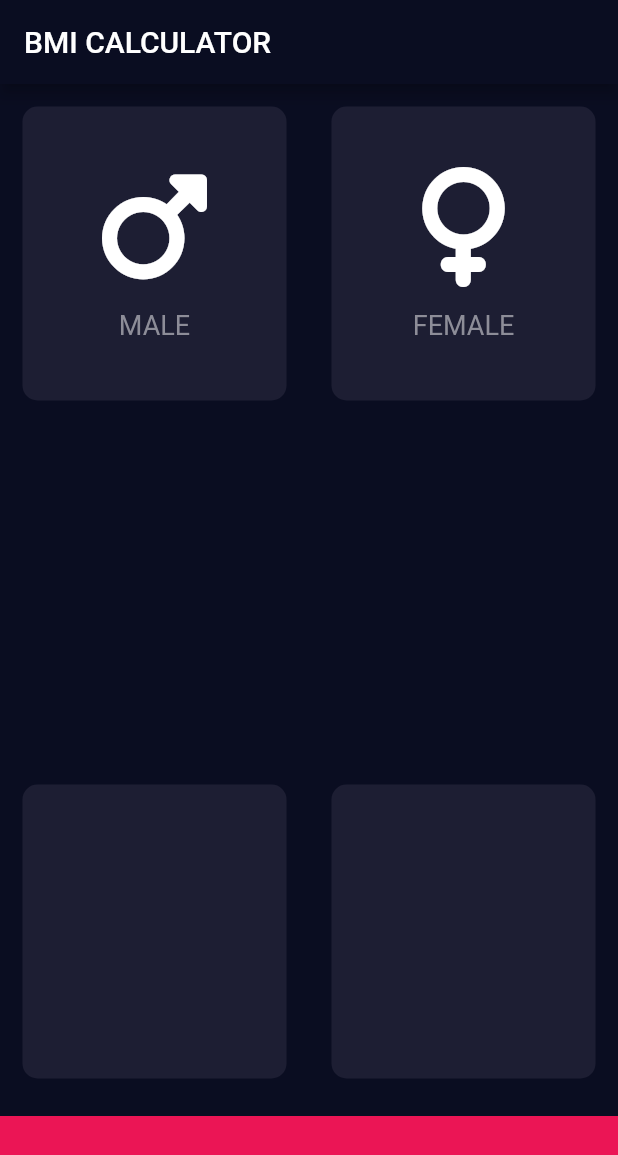
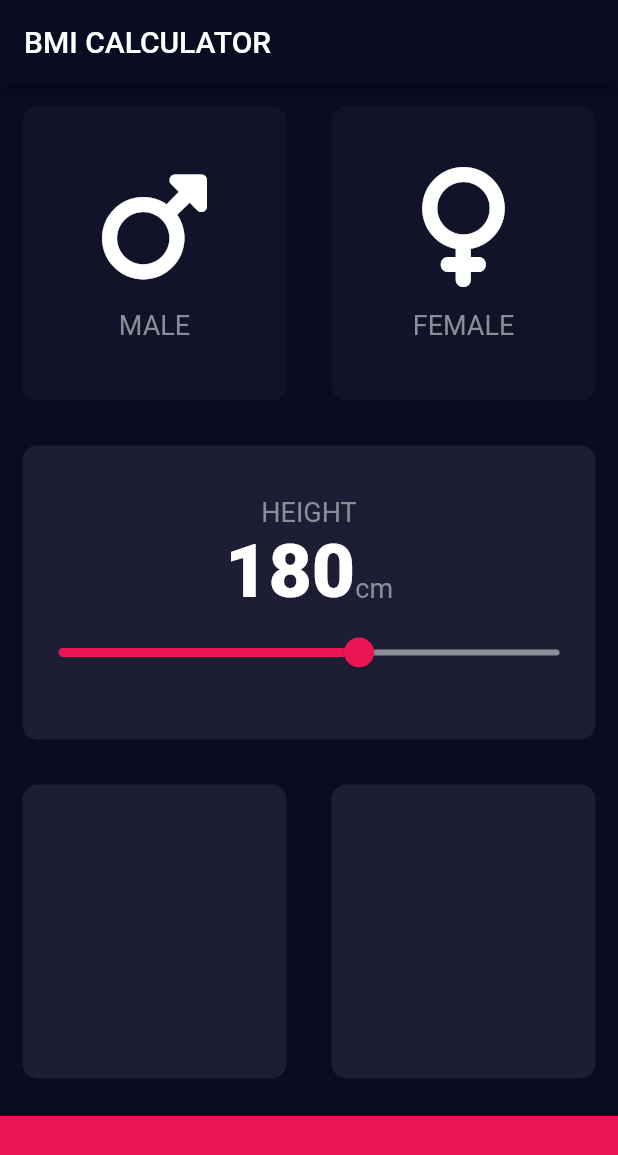
Before and after one commit to kristjansig1983/bmi_calculator, a Flutter app: the screen it shows after launch, on a phone screen of 412 x 824 dp. Shown: the top 1155 px of the screen. Run offline on Flutter 3.47's test engine with Material 2 defaults, Android fonts, the phone set to English and light mode, and no system bars; our stand-ins replace font_awesome_flutter.

Commit message:
Slider added
Added slider and active color change.

```diff
--- /dev/null
+++ b/lib/constants.dart
@@ -0,0 +1,17 @@
+import 'package:flutter/material.dart';
+const kLabelTextStyle = TextStyle(
+  fontSize: 18.0,
+  color: Color(0xFF8D8D98),
+);
+
+// name starts with k for constants
+const kBottomContainerHeight = 80.0;
+//color for the 5 containers
+const kActiveCardColor = Color(0xFF1d1E33);
+const kInactiveCardColor = Color(0xFF111328);
+const kBottomContainerColor = Color(0xFFEB1555);
+
+const kNumberTextStyle = TextStyle(
+  fontSize: 50.0,
+  fontWeight: FontWeight.w900,
+);
--- a/lib/icon_content.dart
+++ b/lib/icon_content.dart
@@ -1,9 +1,6 @@
 import 'package:flutter/material.dart';
+import 'constants.dart';
 
-const labelTextStyle = TextStyle(
-fontSize: 18.0,
-color: Color(0xFF8D8D98),
-);
 
 class IconContent extends StatelessWidget {
   IconContent({required this.icon, required this.label});
@@ -25,7 +22,7 @@ class IconContent extends StatelessWidget {
         ),
         Text(
           label,
-          style: labelTextStyle,
+          style: kLabelTextStyle,
         ),
       ],
     );
--- a/lib/imput_page.dart
+++ /dev/null
@@ -1,84 +0,0 @@
-import 'package:flutter/material.dart';
-import 'package:font_awesome_flutter/font_awesome_flutter.dart';
-import 'icon_content.dart';
-import 'reusable_card.dart';
-
-const bottomContainerHeight = 80.0;
-//color for the 5 containers
-const primaryContainersColor = Color(0xFF1d1E33);
-const bottomContainerColor = Color(0xFFEB1555);
-
-class InputPage extends StatefulWidget {
-  @override
-  _InputPageState createState() => _InputPageState();
-}
-
-class _InputPageState extends State<InputPage> {
-  @override
-  Widget build(BuildContext context) {
-    return Scaffold(
-      appBar: AppBar(
-        title: Text('BMI CALCULATOR'),
-      ),
-      body: Column(
-        children: [
-          //Row because more than one container
-          Expanded(
-            child: Row(
-              children: [
-                Expanded(
-                  child: ReusableCard(
-                    colour: primaryContainersColor,
-                    cardChild: IconContent(
-                      icon: FontAwesomeIcons.mars,
-                      label: 'MALE',
-                    ),
-                  ),
-                ),
-                Expanded(
-                  child: ReusableCard(
-                    colour: primaryContainersColor,
-                    cardChild: IconContent(
-                      icon: FontAwesomeIcons.venus,
-                      label: 'FEMALE',
-                    ),
-                  ),
-                ),
-              ],
-            ),
-          ),
-          Expanded(
-            child: ReusableCard(
-              colour: primaryContainersColor,
-              cardChild: Column(),
-            ),
-          ),
-          Expanded(
-            child: Row(
-              children: [
-                Expanded(
-                  child: ReusableCard(
-                    colour: primaryContainersColor,
-                    cardChild: Column(),
-                  ),
-                ),
-                Expanded(
-                  child: ReusableCard(
-                    colour: primaryContainersColor,
-                    cardChild: Column(),
-                  ),
-                ),
-              ],
-            ),
-          ),
-          Container(
-            color: bottomContainerColor,
-            margin: EdgeInsets.only(top: 10.0),
-            width: double.infinity,
-            height: bottomContainerHeight,
-          )
-        ],
-      ),
-    );
-  }
-}
--- /dev/null
+++ b/lib/input_page.dart
@@ -0,0 +1,155 @@
+import 'package:flutter/material.dart';
+import 'package:font_awesome_flutter/font_awesome_flutter.dart';
+import 'icon_content.dart';
+import 'reusable_card.dart';
+import 'constants.dart';
+
+enum Gender {
+  male,
+  female,
+}
+
+class InputPage extends StatefulWidget {
+  @override
+  _InputPageState createState() => _InputPageState();
+}
+
+class _InputPageState extends State<InputPage> {
+  //got error but ? fixed it.
+  Gender? selectedGender;
+  int height = 180;
+
+  @override
+  Widget build(BuildContext context) {
+    return Scaffold(
+      appBar: AppBar(
+        title: Text('BMI CALCULATOR'),
+      ),
+      body: Column(
+        crossAxisAlignment: CrossAxisAlignment.stretch,
+        children: [
+          //Row because more than one container
+          Expanded(
+            child: Row(
+              children: [
+                Expanded(
+                  child: ReusableCard(
+                    onPress: () {
+                      setState(() {
+                        selectedGender = Gender.male;
+                      });
+                    },
+                    colour: selectedGender == Gender.male
+                        ? kActiveCardColor
+                        : kInactiveCardColor,
+                    cardChild: IconContent(
+                      icon: FontAwesomeIcons.mars,
+                      label: 'MALE',
+                    ),
+                  ),
+                ),
+                Expanded(
+                  child: ReusableCard(
+                    onPress: () {
+                      setState(
+                        () {
+                          selectedGender = Gender.female;
+                        },
+                      );
+                    },
+                    colour: selectedGender == Gender.female
+                        ? kActiveCardColor
+                        : kInactiveCardColor,
+                    cardChild: IconContent(
+                      icon: FontAwesomeIcons.venus,
+                      label: 'FEMALE',
+                    ),
+                  ),
+                ),
+              ],
+            ),
+          ),
+          Expanded(
+            child: Row(
+              children: [
+                Expanded(
+                  child: ReusableCard(
+                    onPress: () {
+                      setState(
+                        () {},
+                      );
+                    },
+                    colour: kActiveCardColor,
+                    cardChild: Column(
+                      mainAxisAlignment: MainAxisAlignment.center,
+                      children: [
+                        Text(
+                          'HEIGHT',
+                          style: kLabelTextStyle,
+                        ),
+                        Row(
+                          mainAxisAlignment: MainAxisAlignment.center,
+                          crossAxisAlignment: CrossAxisAlignment.baseline,
+                          //got error on reload, below fixed it.
+                          textBaseline: TextBaseline.alphabetic,
+                          children: [
+                            Text(
+                              height.toString(),
+                              style: kNumberTextStyle,
+                            ),
+                            Text(
+                              'cm',
+                              style: kLabelTextStyle,
+                            )
+                          ],
+                        ),
+                        Slider(
+                          value: height.toDouble(),
+                          min: 120.0,
+                          max: 220.0,
+                          activeColor: Color(0xFFEB1555),
+                          inactiveColor: Color(0xFF8D8E98),
+                          onChanged: (double newValue) {
+                            setState(() {
+                              height = newValue.toInt();
+                            });
+                          },
+                        ),
+                      ],
+                    ),
+                  ),
+                ),
+              ],
+            ),
+          ),
+          Expanded(
+            child: Row(
+              children: [
+                Expanded(
+                  child: ReusableCard(
+                    onPress: () {},
+                    colour: kActiveCardColor,
+                    cardChild: Column(),
+                  ),
+                ),
+                Expanded(
+                  child: ReusableCard(
+                    onPress: () {},
+                    colour: kActiveCardColor,
+                    cardChild: Column(),
+                  ),
+                ),
+              ],
+            ),
+          ),
+          Container(
+            color: kBottomContainerColor,
+            margin: EdgeInsets.only(top: 10.0),
+            width: double.infinity,
+            height: kBottomContainerHeight,
+          )
+        ],
+      ),
+    );
+  }
+}
--- a/lib/main.dart
+++ b/lib/main.dart
@@ -1,5 +1,5 @@
 import 'package:flutter/material.dart';
-import 'imput_page.dart';
+import 'input_page.dart';
 
 void main() => runApp(BMICalculator());
 
--- a/lib/reusable_card.dart
+++ b/lib/reusable_card.dart
@@ -2,19 +2,23 @@ import 'package:flutter/material.dart';
 
 class ReusableCard extends StatelessWidget {
 //Used to change color on column when in use
-  ReusableCard({required this.colour, required this.cardChild});
+  ReusableCard({required this.colour, required this.cardChild, required this.onPress});
 
   final Color colour;
   final Widget cardChild;
+  final Function() onPress;
 
   @override
   Widget build(BuildContext context) {
-    return Container(
-      child: cardChild,
-      margin: EdgeInsets.all(15.00),
-      decoration: BoxDecoration(
-        color: colour,
-        borderRadius: BorderRadius.circular(10.0),
+    return GestureDetector(
+      onTap: onPress,
+      child: Container(
+        child: cardChild,
+        margin: EdgeInsets.all(15.00),
+        decoration: BoxDecoration(
+          color: colour,
+          borderRadius: BorderRadius.circular(10.0),
+        ),
       ),
     );
   }
```
